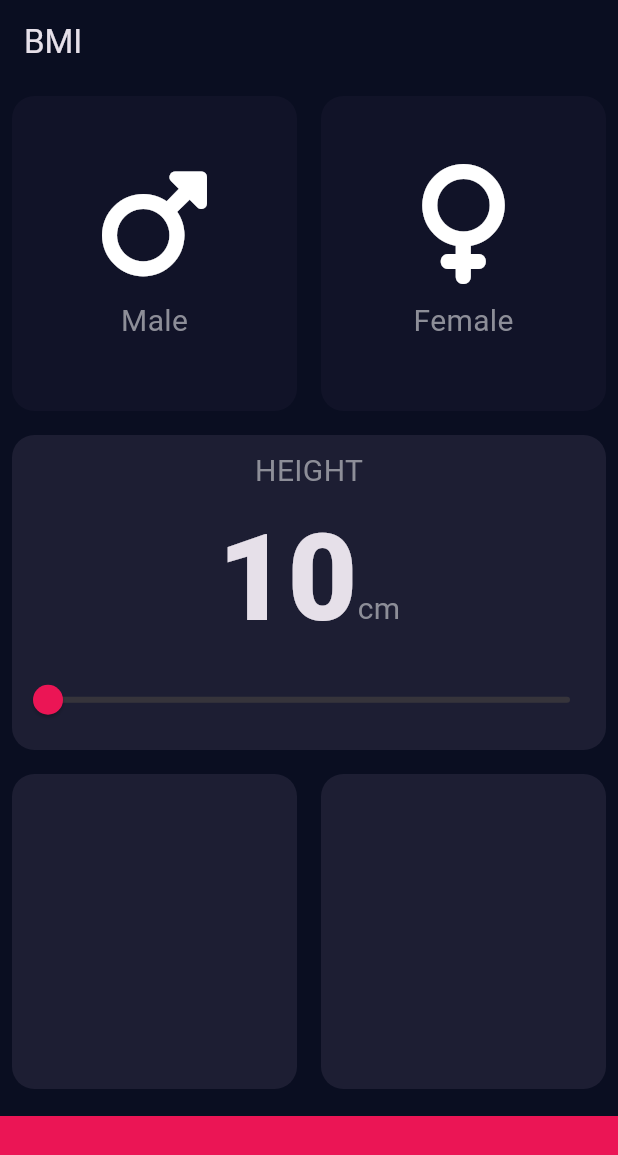
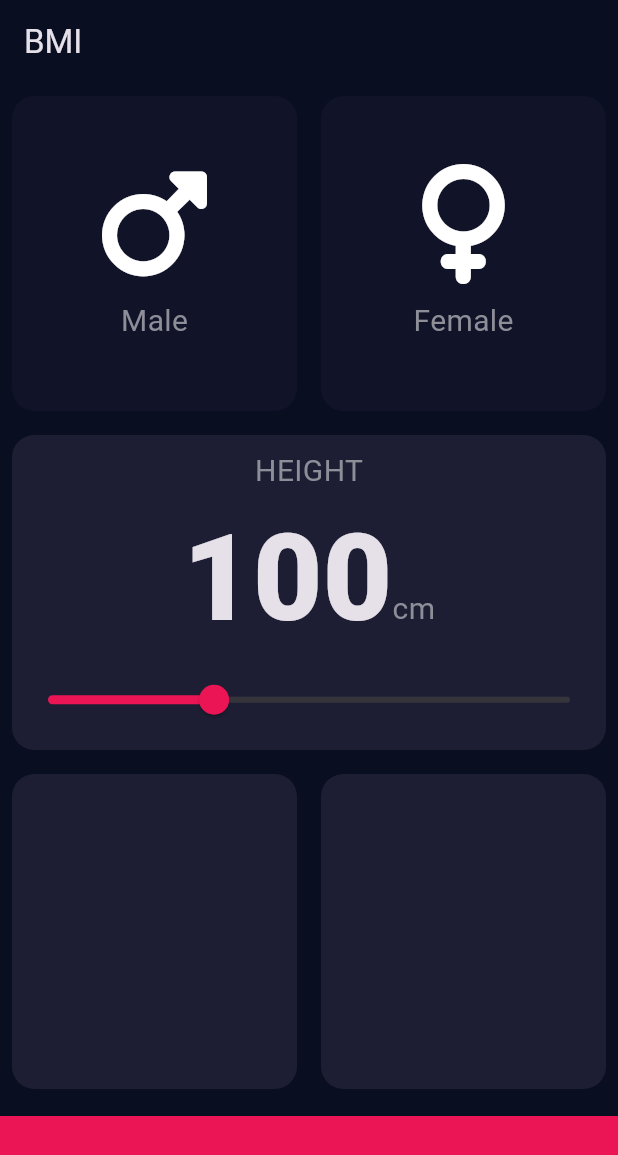
Before and after one commit to Joshua-100/bmi_calculator, a Flutter app: the screen it shows after launch, on a phone screen of 412 x 824 dp. Shown: the top 1155 px of the screen. Run offline on Flutter 3.47's test engine with Material 3 defaults, Android fonts, the phone set to English and light mode, and no system bars; our stand-ins replace font_awesome_flutter.

Commit message:
Fixed range error , causing app app to crash on startup

```diff
--- a/lib/components/input_page.dart
+++ b/lib/components/input_page.dart
@@ -17,7 +17,7 @@ class inputPage extends StatefulWidget {
 
 class _inputPageState extends State<inputPage> {
   GenderType? selectedGender;
-  int height = 10;
+  int height = 100;
 
   @override
   Widget build(BuildContext context) {
```
